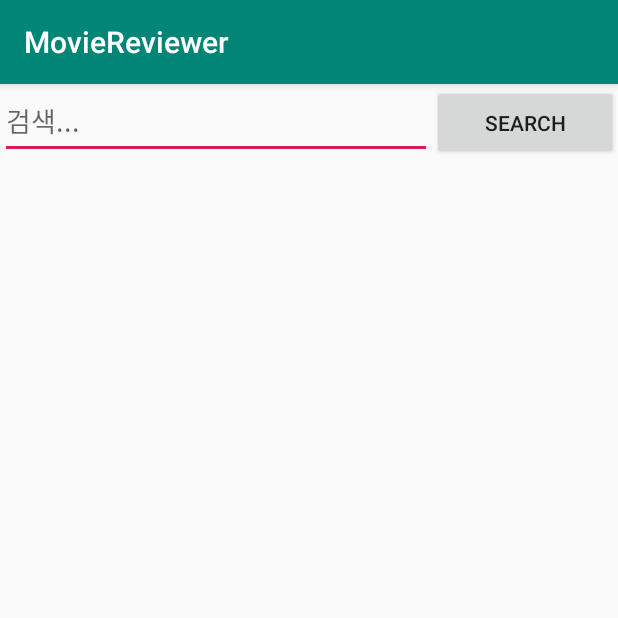
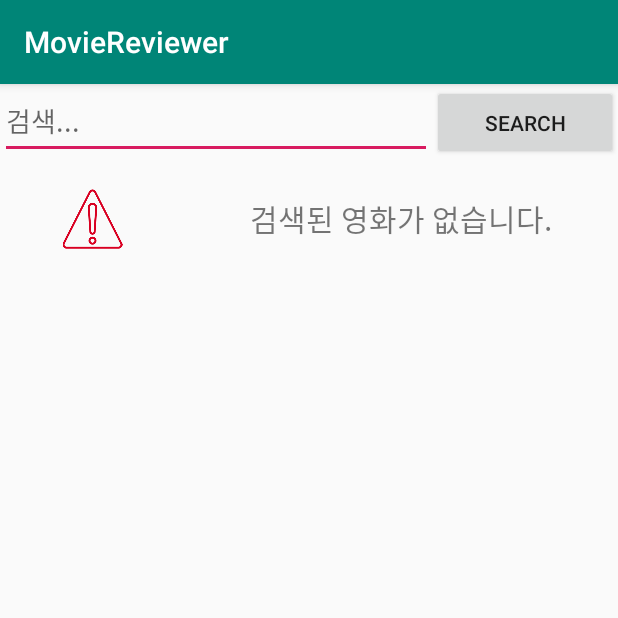
Before and after one commit to sabgilhun/MovieReviewer, an Android app: the screen it shows after launch (MovieReviewerActivity), on a phone screen of 412 x 824 dp, the top half of it. Run offline under Robolectric (Android 15) with nearby library versions, the phone set to English and light mode, and no system bars; our stand-ins replace data binding; 2 statements that could not run were skipped.

Commit message:
검색 결과 없은 경우, 이미지 없는 경우 예외 처리 구현

```diff
--- a/app/src/main/java/org/sabgil/moviereviewer/view/MovieItemRecyclerViewAdapter.java
+++ b/app/src/main/java/org/sabgil/moviereviewer/view/MovieItemRecyclerViewAdapter.java
@@ -20,7 +20,6 @@ public class MovieItemRecyclerViewAdapter
     public void swap(ArrayList<MovieItemViewModel> items) {
         movieItems.clear();
         movieItems.addAll(items);
-
         notifyDataSetChanged();
     }
 
@@ -41,5 +40,4 @@ public class MovieItemRecyclerViewAdapter
     public int getItemCount() {
         return movieItems.size();
     }
-
 }
--- a/app/src/main/res/layout/movie_reviewer.xml
+++ b/app/src/main/res/layout/movie_reviewer.xml
@@ -4,9 +4,6 @@
     xmlns:tools="http://schemas.android.com/tools">
 
     <data>
-
-        <import type="android.view.View" />
-
         <variable
             name="viewModel"
             type="org.sabgil.moviereviewer.viewmodel.MovieReviewerViewModel" />
@@ -40,12 +37,43 @@
 
         </LinearLayout>
 
-        <android.support.v7.widget.RecyclerView
-            android:id="@+id/recyclerView"
+        <FrameLayout
             android:layout_width="match_parent"
-            android:layout_height="match_parent"
-            app:items="@{viewModel.items}"
-            app:layoutManager="android.support.v7.widget.LinearLayoutManager" />
+            android:layout_height="match_parent">
+
+            <android.support.v7.widget.RecyclerView
+                android:id="@+id/recyclerView"
+                android:layout_width="match_parent"
+                android:layout_height="match_parent"
+                app:items="@{viewModel.items}"
+                app:layoutManager="android.support.v7.widget.LinearLayoutManager" >
+
+            </android.support.v7.widget.RecyclerView>
+
+            <LinearLayout
+                android:visibility="@{!viewModel.isResult}"
+                android:layout_width="match_parent"
+                android:layout_height="wrap_content"
+                android:orientation="horizontal">
+
+                <ImageView
+                    android:layout_width="0dp"
+                    android:layout_height="80dp"
+                    android:layout_weight="0.3"
+                    android:padding="20dp"
+                    android:src="@drawable/warning" />
+
+                <TextView
+                    android:layout_width="0dp"
+                    android:layout_height="match_parent"
+                    android:layout_weight="0.7"
+                    android:textSize="20sp"
+                    android:gravity="center"
+                    android:padding="10dp"
+                    android:text="@string/no_result_text"
+                    tools:text="검색 결과가 없습니다." />
+            </LinearLayout>
+        </FrameLayout>
 
     </LinearLayout>
 </layout>
--- a/app/src/main/res/values/strings.xml
+++ b/app/src/main/res/values/strings.xml
@@ -4,5 +4,6 @@
     <!-- movie_reviewer.xml -->
     <string name="hint_search_edit_text">검색...</string>
     <string name="btn_search">Search</string>
+    <string name="no_result_text">검색된 영화가 없습니다.</string>
 
 </resources>
```
Also changed, not shown: app/src/main/java/org/sabgil/moviereviewer/view/MovieReviewerActivity.java (+16 -1 lines), app/src/main/java/org/sabgil/moviereviewer/viewmodel/MovieItemViewModel.java (+9 -2 lines), app/src/main/java/org/sabgil/moviereviewer/viewmodel/MovieReviewerViewModel.java (+14 -1 lines), app/src/main/res/drawable/no_image.png (added), app/src/main/res/drawable/warning.png (added).
